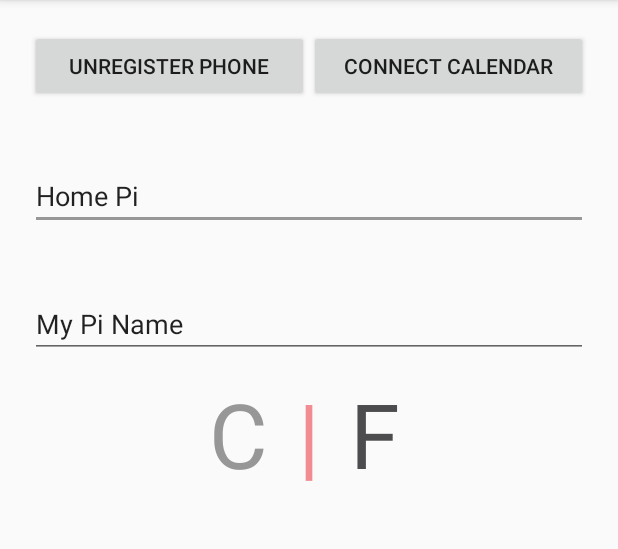
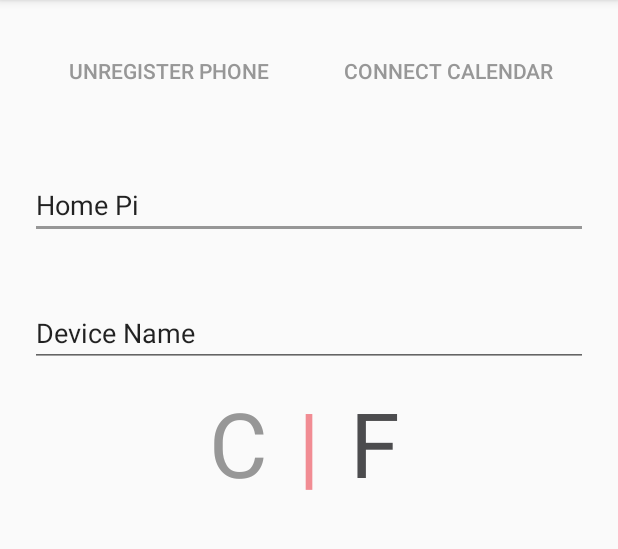
Before and after one commit to liferay-home/liferay-home-android, an Android app: the SettingsActivity screen opened directly, with no data from a screen before it, on a phone screen of 412 x 824 dp, the part 84-633 px from its top. Run offline under Robolectric (Android 15) with nearby library versions, the phone set to English and light mode, and no system bars; our stand-ins replace EventBus; libraries missing offline, so code that uses them is left out: com.google.api.client, com.google.api.services; 1 statement that could not run was skipped.

Commit message:
keep refactoring

```diff
--- a/app/src/main/java/com/liferay/home/liferayhome/ConfigureAccount.java
+++ b/app/src/main/java/com/liferay/home/liferayhome/ConfigureAccount.java
@@ -18,6 +18,7 @@ import org.greenrobot.eventbus.ThreadMode;
 public class ConfigureAccount extends LiferayHomeActivity implements View.OnClickListener {
 
 	public static final String BASE_URL = "http://app.liferay-home.wedeploy.io";
+	public static final MediaType JSON = MediaType.parse("application/json; charset=utf-8");
 
 	@Override
 	protected void onCreate(Bundle savedInstanceState) {
@@ -26,8 +27,6 @@ public class ConfigureAccount extends LiferayHomeActivity implements View.OnClic
 
 		findViewById(R.id.button_configure).setOnClickListener(this);
 	}
-
-	public static final MediaType JSON = MediaType.parse("application/json; charset=utf-8");
 
 	@Override
 	protected void doSomethingWithAnAccount() {
@@ -70,6 +69,9 @@ public class ConfigureAccount extends LiferayHomeActivity implements View.OnClic
 
 	@Subscribe(threadMode = ThreadMode.MAIN)
 	public void onMessageEvent(String success) {
+
+		Log.d(TAG, success);
+
 		View content = findViewById(android.R.id.content);
 		Snackbar.make(content, "User registered successfully!", Snackbar.LENGTH_SHORT).show();
 
--- a/app/src/main/java/com/liferay/home/liferayhome/HomeActivity.java
+++ b/app/src/main/java/com/liferay/home/liferayhome/HomeActivity.java
@@ -41,9 +41,9 @@ public class HomeActivity extends LiferayHomeActivity
 	implements NavigationView.OnNavigationItemSelectedListener, LocationListener, GoogleApiClient.ConnectionCallbacks,
 	GoogleApiClient.OnConnectionFailedListener, SeekArc.OnSeekArcChangeListener {
 
+	public static final String BASE_URL = "http://app.liferay-home.wedeploy.io";
 	private static final String LOCATION_KEY = "LOCATION_KEY";
 	private static final String LAST_UPDATED_TIME_STRING_KEY = "LAST_UPDATED_TIME_STRING_KEY";
-	public static final MediaType JSON = MediaType.parse("application/json; charset=utf-8");
 	private GoogleApiClient googleApiClient;
 	private Location lastLocation;
 	private Date lastUpdateTime;
@@ -59,7 +59,7 @@ public class HomeActivity extends LiferayHomeActivity
 		DrawerLayout drawer = (DrawerLayout) findViewById(R.id.drawer_layout);
 		ActionBarDrawerToggle toggle = new ActionBarDrawerToggle(this, drawer, toolbar, R.string.navigation_drawer_open,
 			R.string.navigation_drawer_close);
-		drawer.setDrawerListener(toggle);
+		drawer.addDrawerListener(toggle);
 		toggle.syncState();
 
 		NavigationView navigationView = (NavigationView) findViewById(R.id.nav_view);
@@ -190,8 +190,6 @@ public class HomeActivity extends LiferayHomeActivity
 
 	}
 
-	public static final String BASE_URL = "http://app.liferay-home.wedeploy.io";
-
 	@Override
 	public void onLocationChanged(final Location location) {
 
--- a/app/src/main/java/com/liferay/home/liferayhome/LiferayHomeActivity.java
+++ b/app/src/main/java/com/liferay/home/liferayhome/LiferayHomeActivity.java
@@ -19,9 +19,8 @@ import static com.liferay.home.liferayhome.PreferencesUtil.savePreference;
 public abstract class LiferayHomeActivity extends AppCompatActivity {
 
 	protected static final String TAG = "LiferayHome";
+	private static final String[] SCOPES = { CalendarScopes.CALENDAR_READONLY };
 	protected GoogleAccountCredential credential;
-
-	private static final String[] SCOPES = { CalendarScopes.CALENDAR_READONLY };
 
 	@Override
 	protected void onCreate(@Nullable Bundle savedInstanceState) {
--- a/app/src/main/java/com/liferay/home/liferayhome/PreferencesUtil.java
+++ b/app/src/main/java/com/liferay/home/liferayhome/PreferencesUtil.java
@@ -1,16 +1,18 @@
 package com.liferay.home.liferayhome;
 
+import android.annotation.SuppressLint;
 import android.content.Context;
 import android.content.SharedPreferences;
 import android.provider.Settings;
 
 public class PreferencesUtil {
 
-	public static final String LIFERAY_HOME_DB = "LIFERAY_HOME_DB";
 	public static final String PREF_ACCOUNT_NAME = "PREF_ACCOUNT_NAME";
 	public static final String PREF_DEVICE_NAME = "PREF_DEVICE_NAME";
 	public static final int REQUEST_ACCOUNT_PICKER = 1000;
+	private static final String LIFERAY_HOME_DB = "LIFERAY_HOME_DB";
 
+	@SuppressLint("HardwareIds")
 	public static String getDeviceId(Context context) {
 		return Settings.Secure.getString(context.getContentResolver(), Settings.Secure.ANDROID_ID);
 	}
--- a/app/src/main/java/com/liferay/home/liferayhome/SettingsActivity.java
+++ b/app/src/main/java/com/liferay/home/liferayhome/SettingsActivity.java
@@ -92,13 +92,13 @@ public class SettingsActivity extends LiferayHomeActivity implements View.OnClic
 
 	private void fahrenheit() {
 		celsius.setTextColor(ContextCompat.getColor(this, R.color.colorAccent));
-		fahrenheit.setTextColor(getResources().getColor(R.color.colorPrimaryDark));
+		fahrenheit.setTextColor(ContextCompat.getColor(this, R.color.colorPrimaryDark));
 		savePreference(this, CELSIUS, false);
 	}
 
 	private void celsius() {
-		celsius.setTextColor(getResources().getColor(R.color.colorPrimaryDark));
-		fahrenheit.setTextColor(getResources().getColor(R.color.colorAccent));
+		celsius.setTextColor(ContextCompat.getColor(this, R.color.colorPrimaryDark));
+		fahrenheit.setTextColor(ContextCompat.getColor(this, R.color.colorAccent));
 		savePreference(this, CELSIUS, true);
 	}
 
--- a/app/src/main/res/layout/activity_configure_account.xml
+++ b/app/src/main/res/layout/activity_configure_account.xml
@@ -13,6 +13,7 @@
 		android:layout_height="wrap_content"
 		android:layout_above="@+id/configure_account"
 		android:layout_centerHorizontal="true"
+		android:contentDescription="@string/settings_icon"
 		android:paddingBottom="20dp"
 		android:src="@drawable/ic_menu_manage"
 		android:tint="@android:color/white"
@@ -24,7 +25,7 @@
 		android:layout_height="wrap_content"
 		android:layout_centerInParent="true"
 		android:gravity="center_horizontal"
-		android:text="It looks like you haven't configured an account!"
+		android:text="@string/tutorial_description"
 		android:textColor="@android:color/white"
 		android:textSize="40sp"
 		/>
@@ -34,7 +35,7 @@
 		android:layout_width="match_parent"
 		android:layout_height="wrap_content"
 		android:layout_alignParentBottom="true"
-		android:text="Configure"
+		android:text="@string/configure"
 		/>
 
 </RelativeLayout>
--- a/app/src/main/res/layout/activity_settings.xml
+++ b/app/src/main/res/layout/activity_settings.xml
@@ -19,7 +19,8 @@
 			android:layout_width="match_parent"
 			android:layout_height="wrap_content"
 			android:layout_weight="1"
-			android:text="Unregister Phone"
+			android:text="@string/unregister_phone"
+			style="?android:attr/buttonBarButtonStyle"
 			/>
 
 		<Button
@@ -27,7 +28,8 @@
 			android:layout_width="match_parent"
 			android:layout_height="wrap_content"
 			android:layout_weight="1"
-			android:text="Connect Calendar"
+			android:text="@string/connect_calendar"
+			style="?android:attr/buttonBarButtonStyle"
 			/>
 
 	</LinearLayout>
@@ -37,9 +39,9 @@
 		android:layout_width="match_parent"
 		android:layout_height="wrap_content"
 		android:layout_below="@+id/settings_buttons"
-		android:hint="Device Location"
+		android:hint="@string/device_location"
 		android:paddingTop="50dp"
-		android:text="Home Pi"
+		android:text="@string/my_device_location"
 		/>
 
 	<EditText
@@ -47,9 +49,9 @@
 		android:layout_width="match_parent"
 		android:layout_height="wrap_content"
 		android:layout_below="@+id/device_location_edit"
-		android:hint="Device Name"
+		android:hint="@string/device_name"
 		android:paddingTop="50dp"
-		android:text="My Pi Name"
+		android:text="@string/device_name"
 		/>
 
 	<TextView
@@ -59,7 +61,7 @@
 		android:layout_below="@+id/device_name_edit"
 		android:layout_centerHorizontal="true"
 		android:padding="10dp"
-		android:text="|"
+		android:text="@string/separator"
 		android:textColor="@color/colorPrimary"
 		android:textSize="60sp"
 		/>
@@ -71,7 +73,7 @@
 		android:layout_below="@+id/device_name_edit"
 		android:layout_toLeftOf="@+id/separator"
 		android:padding="10dp"
-		android:text="C"
+		android:text="@string/c"
 		android:textColor="@color/colorPrimaryDark"
 		android:textSize="60sp"
 		/>
@@ -83,7 +85,7 @@
 		android:layout_below="@+id/device_name_edit"
 		android:layout_toRightOf="@+id/separator"
 		android:padding="10dp"
-		android:text="F"
+		android:text="@string/f"
 		android:textColor="@color/colorPrimary"
 		android:textSize="60sp"
 		/>
--- a/app/src/main/res/layout/activity_splash.xml
+++ b/app/src/main/res/layout/activity_splash.xml
@@ -13,6 +13,7 @@
 		android:layout_height="wrap_content"
 		android:layout_above="@+id/title"
 		android:layout_centerHorizontal="true"
+		android:contentDescription="@string/liferay_home_logo"
 		android:paddingBottom="20dp"
 		android:src="@drawable/ic_home_2"
 		android:tint="@color/colorPrimaryDark"
@@ -24,7 +25,7 @@
 		android:layout_height="wrap_content"
 		android:layout_centerInParent="true"
 		android:fontFamily="sans-serif"
-		android:text="Liferay Home"
+		android:text="@string/liferay_home"
 		android:textColor="@color/colorPrimaryDark"
 		android:textSize="40sp"
 		android:textStyle="normal"
--- a/app/src/main/res/layout/content_home.xml
+++ b/app/src/main/res/layout/content_home.xml
@@ -20,7 +20,7 @@
 			android:layout_width="wrap_content"
 			android:layout_height="wrap_content"
 			android:layout_centerHorizontal="true"
-			android:text="current temp"
+			android:text="@string/current_temp"
 			android:textColor="@color/colorAccent"
 			android:textSize="25sp"
 			android:textStyle="bold"
@@ -32,7 +32,7 @@
 			android:layout_height="wrap_content"
 			android:layout_below="@+id/current_temp"
 			android:layout_centerHorizontal="true"
-			android:text="Pi Name"
+			android:text="@string/device_name"
 			android:textColor="@color/colorPrimary"
 			android:textSize="20sp"
 			/>
--- a/app/src/main/res/layout/nav_header_home.xml
+++ b/app/src/main/res/layout/nav_header_home.xml
@@ -18,6 +18,7 @@
 		android:id="@+id/imageView"
 		android:layout_width="wrap_content"
 		android:layout_height="wrap_content"
+		android:contentDescription="@string/liferay_home_logo"
 		android:paddingTop="@dimen/nav_header_vertical_spacing"
 		android:tint="@color/colorAccent"
 		app:srcCompat="@drawable/ic_home_2"
@@ -27,7 +28,7 @@
 		android:layout_width="match_parent"
 		android:layout_height="wrap_content"
 		android:paddingTop="@dimen/nav_header_vertical_spacing"
-		android:text="Liferay Home"
+		android:text="@string/liferay_home"
 		android:textAppearance="@style/TextAppearance.AppCompat.Body1"
 		android:textColor="@android:color/white"
 		/>
@@ -36,7 +37,7 @@
 		android:id="@+id/device_name_header"
 		android:layout_width="wrap_content"
 		android:layout_height="wrap_content"
-		android:text="Device Name"
+		android:text="@string/device_name"
 		android:textColor="@android:color/white"
 		/>
 
--- a/app/src/main/res/menu/activity_home_drawer.xml
+++ b/app/src/main/res/menu/activity_home_drawer.xml
@@ -5,15 +5,15 @@
 		<item
 			android:id="@+id/home"
 			android:icon="@drawable/ic_home_black_24dp"
-			android:title="Home"/>
+			android:title="@string/home"/>
 		<item
 			android:id="@+id/set_your_home"
 			android:icon="@drawable/ic_add_location_black_24dp"
-			android:title="Set your Home"/>
+			android:title="@string/set_your_home"/>
 		<item
 			android:id="@+id/settings"
 			android:icon="@drawable/ic_menu_manage"
-			android:title="Configure your Pi"/>
+			android:title="@string/configure_your_pi"/>
 	</group>
 
 	<!--<item android:title="">
--- a/app/src/main/res/values/strings.xml
+++ b/app/src/main/res/values/strings.xml
@@ -4,4 +4,21 @@
 	<string name="navigation_drawer_close">Close navigation drawer</string>
 
 	<string name="title_activity_maps">Map</string>
+	<string name="tutorial_description">It looks like you haven\'t configured an account!</string>
+	<string name="configure">Configure</string>
+	<string name="home">Home</string>
+	<string name="set_your_home">Set your Home</string>
+	<string name="configure_your_pi">Configure your Pi</string>
+	<string name="unregister_phone">Unregister Phone</string>
+	<string name="connect_calendar">Connect Calendar</string>
+	<string name="device_location">Device Location</string>
+	<string name="my_device_location">Home Pi</string>
+	<string name="device_name">Device Name</string>
+	<string name="separator">|</string>
+	<string name="c">C</string>
+	<string name="f">F</string>
+	<string name="liferay_home">Liferay Home</string>
+	<string name="current_temp">current temp</string>
+	<string name="settings_icon">Settings Icon</string>
+	<string name="liferay_home_logo">Liferay Home Logo</string>
 </resources>
```
Also changed, not shown: app/src/main/java/com/liferay/home/liferayhome/Device.java (+7 -7 lines), app/src/main/java/com/liferay/home/liferayhome/PhoneLocation.java (+10 -9 lines), app/src/main/java/com/liferay/home/liferayhome/SensorData.java (deleted, +0 -43 lines), app/src/main/java/com/liferay/home/liferayhome/User.java (+8 -9 lines), app/src/main/res/layout/app_bar_home.xml (indentation only), 2 other files.
